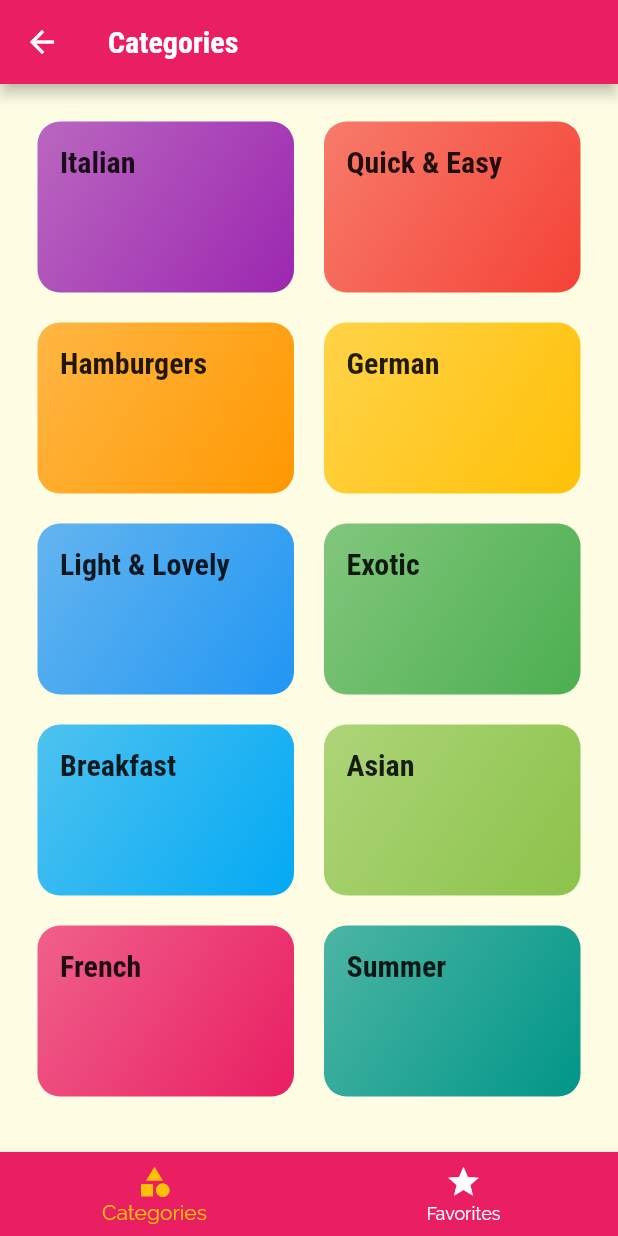
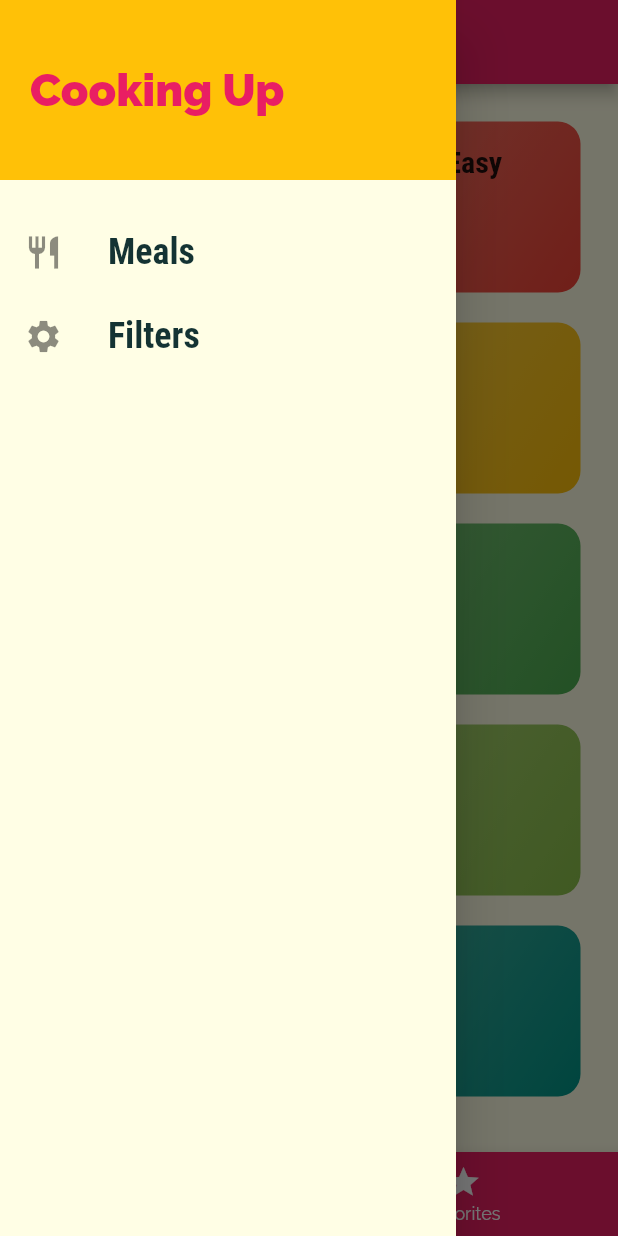
Before and after one commit to MrNasan/FlutterUdemy_MealsApp, a Flutter app: the screen it shows after launch, with the side drawer open (before the commit the screen has no drawer), on a phone screen of 412 x 824 dp. Run offline on Flutter 3.47's test engine with Material 2 defaults, Android fonts, the phone set to English and light mode, and no system bars.

Commit message:
add drawer

```diff
--- a/lib/screens/tabs_screen.dart
+++ b/lib/screens/tabs_screen.dart
@@ -1,6 +1,7 @@
 import 'package:flutter/material.dart';
 import 'package:meals_app/screens/categories_screen.dart';
 import 'package:meals_app/screens/favorites_screen.dart';
+import 'package:meals_app/widgets/main_drawer.dart';
 
 class TabsScreen extends StatefulWidget {
   TabsScreen({Key? key}) : super(key: key);
@@ -28,6 +29,7 @@ class _TabsScreenState extends State<TabsScreen> {
       appBar: AppBar(
         title: Text(_pages[_selectedPageIndex]['title'].toString()),
       ),
+      drawer: MainDrawer(),
       body: _pages[_selectedPageIndex]['page'] as Widget,
       bottomNavigationBar: BottomNavigationBar(
           unselectedItemColor: Colors.white,
--- /dev/null
+++ b/lib/widgets/main_drawer.dart
@@ -0,0 +1,51 @@
+import 'package:flutter/material.dart';
+
+class MainDrawer extends StatelessWidget {
+  // const MainDrawer({ Key? key }) : super(key: key);
+
+  Widget _buildListTile(String title, IconData icon) {
+    return ListTile(
+      leading: Icon(
+        icon,
+        size: 26,
+      ),
+      title: Text(
+        title,
+        style: TextStyle(
+            fontFamily: 'RobotoCondensed',
+            fontSize: 24,
+            fontWeight: FontWeight.bold),
+      ),
+      onTap: () {},
+    );
+  }
+
+  @override
+  Widget build(BuildContext context) {
+    return Drawer(
+      child: Column(
+        children: [
+          Container(
+            height: 120,
+            width: double.infinity,
+            padding: EdgeInsets.all(20),
+            alignment: Alignment.centerLeft,
+            color: Theme.of(context).colorScheme.secondary,
+            child: Text(
+              'Cooking Up',
+              style: TextStyle(
+                  fontWeight: FontWeight.w900,
+                  fontSize: 30,
+                  color: Theme.of(context).colorScheme.primary),
+            ),
+          ),
+          const SizedBox(
+            height: 20,
+          ),
+          _buildListTile('Meals', Icons.restaurant),
+          _buildListTile('Filters', Icons.settings),
+        ],
+      ),
+    );
+  }
+}
```
